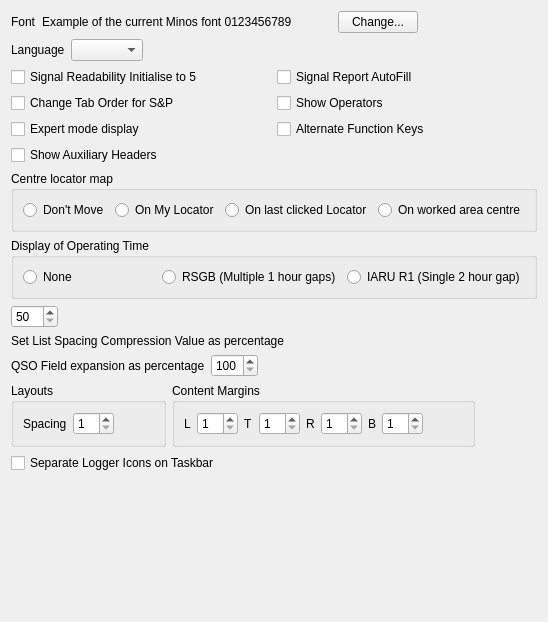
Above: mqt/MqtLogger/DisplayOptions.ui from Rsclub22/Minos2-Mirror before the change. Below: the same form after it.
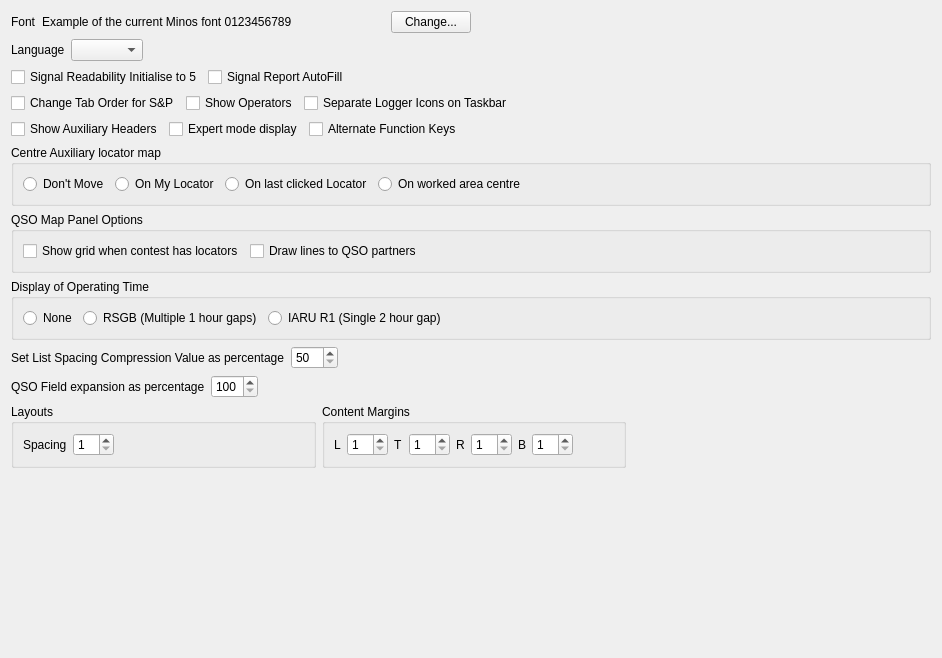
That is the form after the change.

Commit message: Optional Grid lines, QSO lines, and locator in hover

Diff of the .ui file:
```diff
--- a/mqt/MqtLogger/DisplayOptions.ui
+++ b/mqt/MqtLogger/DisplayOptions.ui
@@ -6,8 +6,8 @@
    <rect>
     <x>0</x>
     <y>0</y>
-    <width>517</width>
-    <height>622</height>
+    <width>942</width>
+    <height>658</height>
    </rect>
   </property>
   <property name="windowTitle">
@@ -116,6 +116,19 @@
        </property>
       </widget>
      </item>
+     <item>
+      <spacer name="horizontalSpacer_6">
+       <property name="orientation">
+        <enum>Qt::Horizontal</enum>
+       </property>
+       <property name="sizeHint" stdset="0">
+        <size>
+         <width>40</width>
+         <height>20</height>
+        </size>
+       </property>
+      </spacer>
+     </item>
     </layout>
    </item>
    <item>
@@ -134,10 +147,37 @@
        </property>
       </widget>
      </item>
+     <item>
+      <widget class="QCheckBox" name="separateIconsCb">
+       <property name="text">
+        <string>Separate Logger Icons on Taskbar</string>
+       </property>
+      </widget>
+     </item>
+     <item>
+      <spacer name="horizontalSpacer_11">
+       <property name="orientation">
+        <enum>Qt::Horizontal</enum>
+       </property>
+       <property name="sizeHint" stdset="0">
+        <size>
+         <width>40</width>
+         <height>20</height>
+        </size>
+       </property>
+      </spacer>
+     </item>
     </layout>
    </item>
    <item>
     <layout class="QHBoxLayout" name="horizontalLayout_12">
+     <item>
+      <widget class="QCheckBox" name="ShowAuxHeadersCheckBox">
+       <property name="text">
+        <string>Show Auxiliary Headers</string>
+       </property>
+      </widget>
+     </item>
      <item>
       <widget class="QCheckBox" name="expertModeCheckBox">
        <property name="text">
@@ -152,19 +192,25 @@
        </property>
       </widget>
      </item>
+     <item>
+      <spacer name="horizontalSpacer_12">
+       <property name="orientation">
+        <enum>Qt::Horizontal</enum>
+       </property>
+       <property name="sizeHint" stdset="0">
+        <size>
+         <width>40</width>
+         <height>20</height>
+        </size>
+       </property>
+      </spacer>
+     </item>
     </layout>
    </item>
-   <item>
-    <widget class="QCheckBox" name="ShowAuxHeadersCheckBox">
-     <property name="text">
-      <string>Show Auxiliary Headers</string>
-     </property>
-    </widget>
-   </item>
    <item>
     <widget class="QGroupBox" name="groupBox_4">
      <property name="title">
-      <string>Centre locator map</string>
+      <string>Centre Auxiliary locator map</string>
      </property>
      <layout class="QHBoxLayout" name="horizontalLayout_13">
       <item>
@@ -207,6 +253,55 @@
         </attribute>
        </widget>
       </item>
+      <item>
+       <spacer name="horizontalSpacer_13">
+        <property name="orientation">
+         <enum>Qt::Horizontal</enum>
+        </property>
+        <property name="sizeHint" stdset="0">
+         <size>
+          <width>40</width>
+          <height>20</height>
+         </size>
+        </property>
+       </spacer>
+      </item>
+     </layout>
+    </widget>
+   </item>
+   <item>
+    <widget class="QGroupBox" name="groupBox_5">
+     <property name="title">
+      <string>QSO Map Panel Options</string>
+     </property>
+     <layout class="QHBoxLayout" name="horizontalLayout_14">
+      <item>
+       <widget class="QCheckBox" name="QSOMapShowGrid">
+        <property name="text">
+         <string>Show grid when contest has locators</string>
+        </property>
+       </widget>
+      </item>
+      <item>
+       <widget class="QCheckBox" name="QSOMapShowLines">
+        <property name="text">
+         <string>Draw lines to QSO partners</string>
+        </property>
+       </widget>
+      </item>
+      <item>
+       <spacer name="horizontalSpacer_5">
+        <property name="orientation">
+         <enum>Qt::Horizontal</enum>
+        </property>
+        <property name="sizeHint" stdset="0">
+         <size>
+          <width>40</width>
+          <height>20</height>
+         </size>
+        </property>
+       </spacer>
+      </item>
      </layout>
     </widget>
    </item>
@@ -246,11 +341,31 @@
         </attribute>
        </widget>
       </item>
+      <item>
+       <spacer name="horizontalSpacer_14">
+        <property name="orientation">
+         <enum>Qt::Horizontal</enum>
+        </property>
+        <property name="sizeHint" stdset="0">
+         <size>
+          <width>40</width>
+          <height>20</height>
+         </size>
+        </property>
+       </spacer>
+      </item>
      </layout>
     </widget>
    </item>
    <item>
     <layout class="QHBoxLayout" name="horizontalLayout_3">
+     <item>
+      <widget class="QLabel" name="label">
+       <property name="text">
+        <string>Set List Spacing Compression Value as percentage</string>
+       </property>
+      </widget>
+     </item>
      <item>
       <widget class="QSpinBox" name="ListCompressionSpinner">
        <property name="minimum">
@@ -276,13 +391,6 @@
      </item>
     </layout>
    </item>
-   <item>
-    <widget class="QLabel" name="label">
-     <property name="text">
-      <string>Set List Spacing Compression Value as percentage</string>
-     </property>
-    </widget>
-   </item>
    <item>
     <layout class="QHBoxLayout" name="horizontalLayout_2">
      <item>
@@ -463,13 +571,6 @@
      </item>
     </layout>
    </item>
-   <item>
-    <widget class="QCheckBox" name="separateIconsCb">
-     <property name="text">
-      <string>Separate Logger Icons on Taskbar</string>
-     </property>
-    </widget>
-   </item>
    <item>
     <spacer name="verticalSpacer">
      <property name="orientation">
```
The commit also changes 19 other files.
